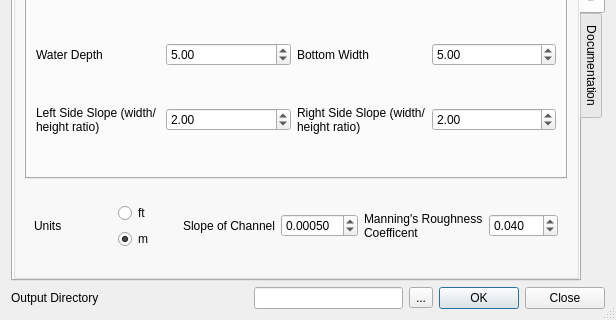
Old version of the form flow_estimator_dialog_base.ui in the repository AlisterH/QGISflowEstimator; both pictures show x 0 to 616 and y 324 to 644 of the 616 by 644 pixel window.
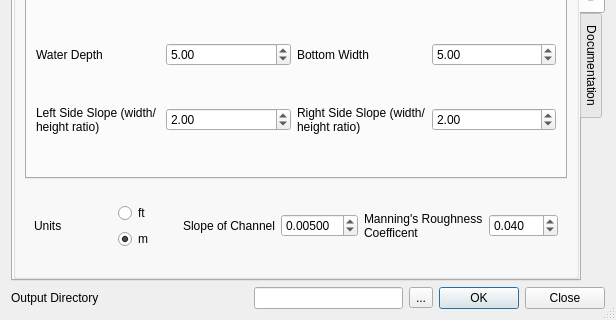
New version of the form.

Commit message: Bugfixes and minor enhancements I've been using for months.  Fix typos.

```diff
--- a/flow_estimator_dialog_base.ui
+++ b/flow_estimator_dialog_base.ui
@@ -424,7 +424,7 @@
                 <double>0.000010000000000</double>
                </property>
                <property name="value">
-                <double>0.000500000000000</double>
+                <double>0.0050000000000000</double>
                </property>
               </widget>
              </item>
```
Left out of the diff: 2 changed lines with no effect on the pictures. The commit also changes 2 other files.
